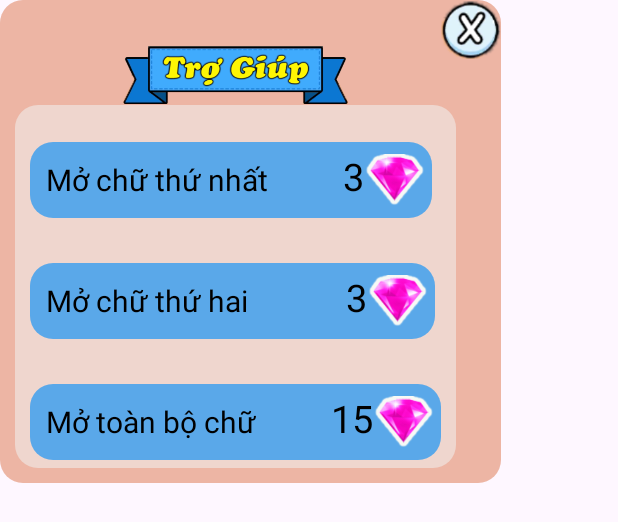
After one commit to VuThankBinh/Do-An-3, an Android app: the layout dialog_help.xml on its own in the app's theme, with its tools: preview values and no code run, on a phone screen of 412 x 824 dp. The commit adds this screen. Shown: the top 522 px of the screen. Run offline under Robolectric (Android 15) with nearby library versions, the phone set to English and light mode, and no system bars.

Commit message:
thiet ke layout

```diff
--- a/app/build.gradle.kts
+++ b/app/build.gradle.kts
@@ -33,6 +33,7 @@ android {
 
 dependencies {
 
+    implementation ("com.google.android.flexbox:flexbox:3.0.0")
     implementation("androidx.appcompat:appcompat:1.6.1")
     implementation("com.google.android.material:material:1.11.0")
     implementation("androidx.constraintlayout:constraintlayout:2.1.4")
@@ -40,5 +41,5 @@ dependencies {
     androidTestImplementation("androidx.test.ext:junit:1.1.5")
     androidTestImplementation("androidx.test.espresso:espresso-core:3.5.1")
 
-    implementation ("com.google.android.flexbox:flexbox:3.0.0")
+
 }
--- /dev/null
+++ b/app/src/main/res/drawable/botron.xml
@@ -0,0 +1,6 @@
+<?xml version="1.0" encoding="utf-8"?>
+<shape xmlns:android="http://schemas.android.com/apk/res/android">
+<corners android:radius="15dp" ></corners>
+    <stroke android:color="#9C000000"></stroke>
+    <gradient android:startColor="#EDB5A4" android:endColor="#EDB5A4"></gradient>
+</shape>
--- /dev/null
+++ b/app/src/main/res/drawable/botron2.xml
@@ -0,0 +1,6 @@
+<?xml version="1.0" encoding="utf-8"?>
+<shape xmlns:android="http://schemas.android.com/apk/res/android">
+<corners android:radius="15dp" ></corners>
+    <stroke android:color="#9C000000"></stroke>
+    <gradient android:startColor="#EFD6CE" android:endColor="#EFD6CE"></gradient>
+</shape>
--- /dev/null
+++ b/app/src/main/res/drawable/botron3.xml
@@ -0,0 +1,6 @@
+<?xml version="1.0" encoding="utf-8"?>
+<shape xmlns:android="http://schemas.android.com/apk/res/android">
+<corners android:radius="15dp">
+</corners>
+    <gradient android:startColor="#B92196F3" android:endColor="#B92196F3"></gradient>
+</shape>
--- /dev/null
+++ b/app/src/main/res/layout/dialog_help.xml
@@ -0,0 +1,199 @@
+<?xml version="1.0" encoding="utf-8"?>
+<LinearLayout xmlns:android="http://schemas.android.com/apk/res/android"
+    android:orientation="horizontal"
+    android:layout_width="wrap_content"
+    android:layout_height="wrap_content"
+    android:background="@drawable/botron"
+
+    >
+
+<LinearLayout
+    android:layout_width="wrap_content"
+    android:layout_height="wrap_content"
+    android:orientation="vertical"
+    android:padding="10dp">
+    <ImageView
+        android:layout_width="150dp"
+        android:layout_height="60dp"
+        android:src="@drawable/bt_help"
+        android:scaleType="fitCenter"
+        android:layout_gravity="center"
+        android:layout_marginBottom="-10dp"
+        android:layout_marginTop="10dp"/>
+    <LinearLayout
+        android:background="@drawable/botron2"
+        android:layout_width="wrap_content"
+        android:layout_height="wrap_content"
+        android:orientation="horizontal"
+        android:layout_gravity="center"
+        android:id="@+id/line1"
+        android:layout_weight="3">
+
+        <LinearLayout
+            android:orientation="vertical"
+            android:layout_width="wrap_content"
+            android:layout_height="wrap_content"
+            android:layout_gravity="center"
+            android:layout_marginTop="10dp"
+            android:backgroundTint="#FFEB3B">
+            <LinearLayout
+                android:layout_width="wrap_content"
+
+                android:id="@+id/mochu1"
+                android:layout_height="wrap_content"
+                android:orientation="horizontal"
+                android:padding="5dp"
+                android:layout_margin="10dp"
+                android:weightSum="3"
+                android:background="@drawable/botron3">
+                <TextView
+                    android:layout_width="wrap_content"
+                    android:layout_height="wrap_content"
+                    android:text="Mở chữ thứ nhất"
+                    android:layout_gravity="center"
+                    android:textSize="20dp"
+                    android:layout_weight="2"
+                    android:layout_marginLeft="5dp"
+                    android:textColor="@color/black">
+                </TextView>
+                <LinearLayout
+                    android:layout_width="wrap_content"
+                    android:layout_height="wrap_content"
+                    android:layout_weight="1"
+                    android:weightSum="2"
+                    android:layout_marginLeft="50dp"
+                    android:orientation="horizontal">
+                    <TextView
+                        android:layout_width="wrap_content"
+                        android:layout_height="wrap_content"
+                        android:text="3"
+
+                        android:textSize="25dp"
+                        android:layout_weight="1"
+                        android:id="@+id/ruby"
+                        android:textAlignment="viewEnd"
+                        android:textColor="@color/black">
+                    </TextView>
+                    <ImageView
+                        android:layout_width="40dp"
+                        android:layout_height="40dp"
+                        android:src="@drawable/ruby">
+                    </ImageView>
+                </LinearLayout>
+            </LinearLayout>
+            <LinearLayout
+                android:orientation="vertical"
+                android:layout_width="wrap_content"
+                android:layout_height="wrap_content"
+                android:layout_gravity="center"
+                android:layout_marginTop="10dp"
+                android:backgroundTint="#FFEB3B">
+                <LinearLayout
+                    android:id="@+id/mochu2"
+                    android:layout_width="wrap_content"
+                    android:layout_height="wrap_content"
+                    android:orientation="horizontal"
+                    android:padding="5dp"
+                    android:layout_margin="10dp"
+                    android:weightSum="3"
+                    android:background="@drawable/botron3">
+                    <TextView
+                        android:layout_width="wrap_content"
+                        android:layout_height="wrap_content"
+                        android:text="Mở chữ thứ hai"
+                        android:layout_marginLeft="5dp"
+                        android:layout_gravity="center"
+                        android:textSize="20dp"
+                        android:layout_weight="2"
+                        android:textColor="@color/black">
+                    </TextView>
+                    <LinearLayout
+                        android:layout_width="wrap_content"
+                        android:layout_height="wrap_content"
+                        android:layout_weight="1"
+                        android:weightSum="2"
+                        android:layout_marginLeft="65dp"
+                        android:orientation="horizontal">
+                        <TextView
+                            android:layout_width="wrap_content"
+                            android:layout_height="wrap_content"
+                            android:text="3"
+
+                            android:textSize="25dp"
+                            android:layout_weight="1"
+
+                            android:textAlignment="viewEnd"
+                            android:textColor="@color/black">
+                        </TextView>
+                        <ImageView
+                            android:layout_width="40dp"
+                            android:layout_height="40dp"
+                            android:src="@drawable/ruby">
+                        </ImageView>
+                    </LinearLayout>
+                </LinearLayout>
+                <LinearLayout
+                    android:orientation="vertical"
+                    android:layout_width="wrap_content"
+                    android:layout_height="wrap_content"
+                    android:layout_gravity="center"
+                    android:layout_marginTop="10dp"
+                    android:backgroundTint="#FFEB3B">
+                    <LinearLayout
+                        android:layout_width="wrap_content"
+                        android:layout_height="wrap_content"
+                        android:orientation="horizontal"
+                        android:padding="5dp"
+                        android:id="@+id/motoanbo"
+                        android:layout_margin="10dp"
+                        android:weightSum="3"
+                        android:background="@drawable/botron3">
+                        <TextView
+                            android:layout_width="wrap_content"
+                            android:layout_height="wrap_content"
+                            android:text="Mở toàn bộ chữ"
+                            android:layout_gravity="center"
+                            android:textSize="20dp"
+                            android:layout_weight="2"
+                            android:layout_marginLeft="5dp"
+                            android:textColor="@color/black">
+                        </TextView>
+                        <LinearLayout
+                            android:layout_width="wrap_content"
+                            android:layout_height="wrap_content"
+                            android:layout_weight="1"
+                            android:weightSum="2"
+                            android:layout_marginLeft="50dp"
+                            android:orientation="horizontal">
+                            <TextView
+                                android:layout_width="wrap_content"
+                                android:layout_height="wrap_content"
+                                android:text="15"
+
+                                android:textSize="25dp"
+                                android:layout_weight="1"
+                                android:textAlignment="viewEnd"
+                                android:textColor="@color/black">
+                            </TextView>
+                            <ImageView
+                                android:layout_width="40dp"
+                                android:layout_height="40dp"
+                                android:src="@drawable/ruby">
+                            </ImageView>
+                        </LinearLayout>
+                    </LinearLayout>
+                </LinearLayout>
+            </LinearLayout>
+        </LinearLayout>
+</LinearLayout>
+    </LinearLayout>
+    <ImageView
+        android:layout_width="40dp"
+        android:layout_height="40dp"
+        android:id="@+id/closehelp"
+        android:layout_gravity="start"
+        android:layout_marginLeft="-20dp"
+        android:layout_marginTop="10dp"
+        android:scaleType="fitCenter"
+        android:src="@drawable/wrongtick" />
+</LinearLayout>
--- a/app/src/main/res/layout/dongcauhoi.xml
+++ b/app/src/main/res/layout/dongcauhoi.xml
@@ -3,8 +3,8 @@
     android:layout_width="wrap_content"
     android:layout_height="wrap_content">
     <TextView
-        android:layout_width="50dp"
-        android:layout_height="50dp"
+        android:layout_width="45dp"
+        android:layout_height="45dp"
         android:background="@drawable/bt_item"
         android:id="@+id/ktu"
         android:text="A"
--- a/app/src/main/res/layout/dongdapan.xml
+++ b/app/src/main/res/layout/dongdapan.xml
@@ -3,8 +3,8 @@
     android:layout_width="wrap_content"
     android:layout_height="wrap_content">
     <TextView
-        android:layout_width="50dp"
-        android:layout_height="50dp"
+        android:layout_width="40dp"
+        android:layout_height="40dp"
         android:background="@drawable/bt_item_green"
         android:id="@+id/ktu"
         android:text="A"
```
Also changed, not shown: app/src/main/res/layout/activity_layout_home2.xml (+18 -16 lines), app/src/main/res/layout/activity_main.xml (+17 -35 lines), app/src/main/res/layout/dialog_shop.xml (added, +178 -0 lines), app/src/main/res/drawable/box_rupy1.png (added), app/src/main/res/drawable/bt_help.png (added), app/src/main/res/drawable/cuahang1.png (added), app/src/main/res/drawable/mess1.png (added), app/src/main/res/drawable/pots_rupy.png (added), app/src/main/res/drawable/rupys.png (added), app/src/main/res/drawable/wrongtick.png (added).
